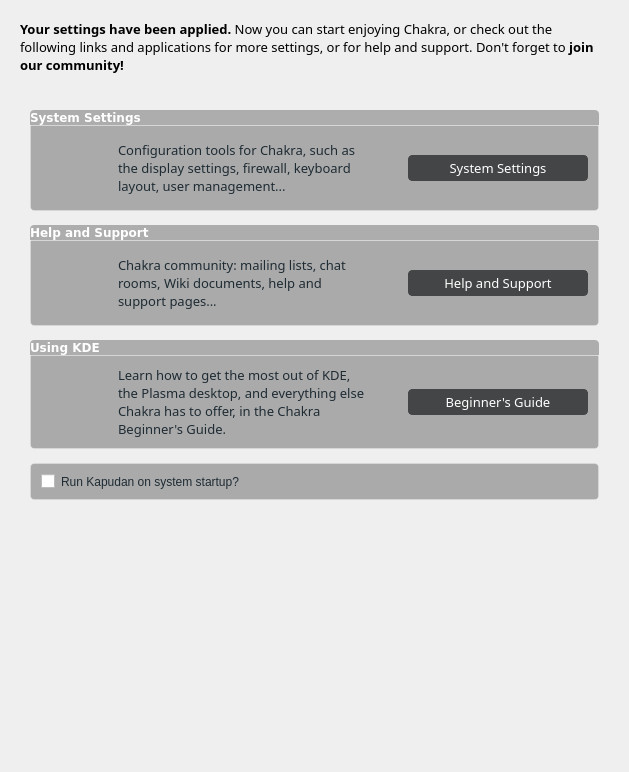
This is ui/ui_scrGoodbye.ui in rshipp/kapudan as Qt 5 draws it before an edit. The edited form follows.
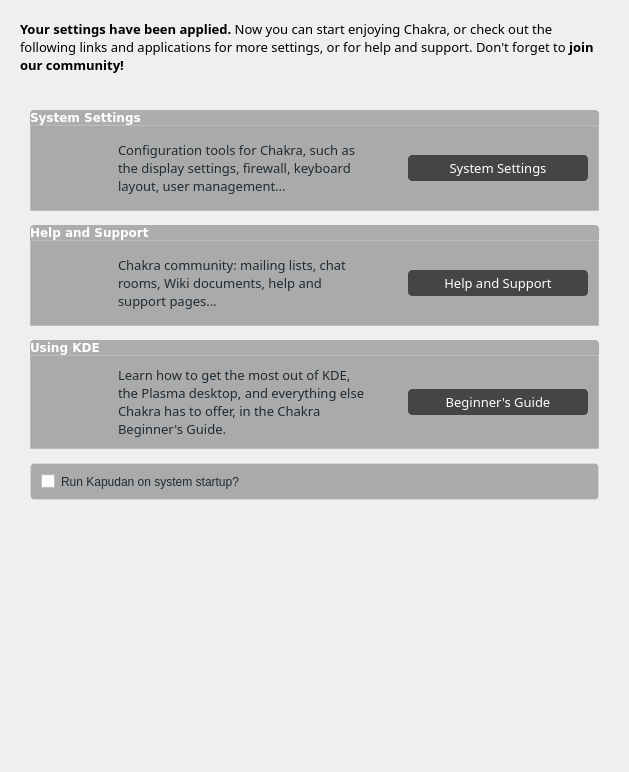
This is the edited form. Icons and pictures are not drawn.

Commit message: Flat corners on bottom of groupboxes.

```diff
--- a/ui/ui_scrGoodbye.ui
+++ b/ui/ui_scrGoodbye.ui
@@ -17,8 +17,6 @@
    <string notr="true">QGroupBox {
 	background-color: rgb(170, 170, 170);
 	border: 1px solid rgba(255,255,255,50);
-	border-bottom-left-radius: 4px;
-	border-bottom-right-radius: 4px;
 }
 
 
```
The commit also changes 9 other files.
